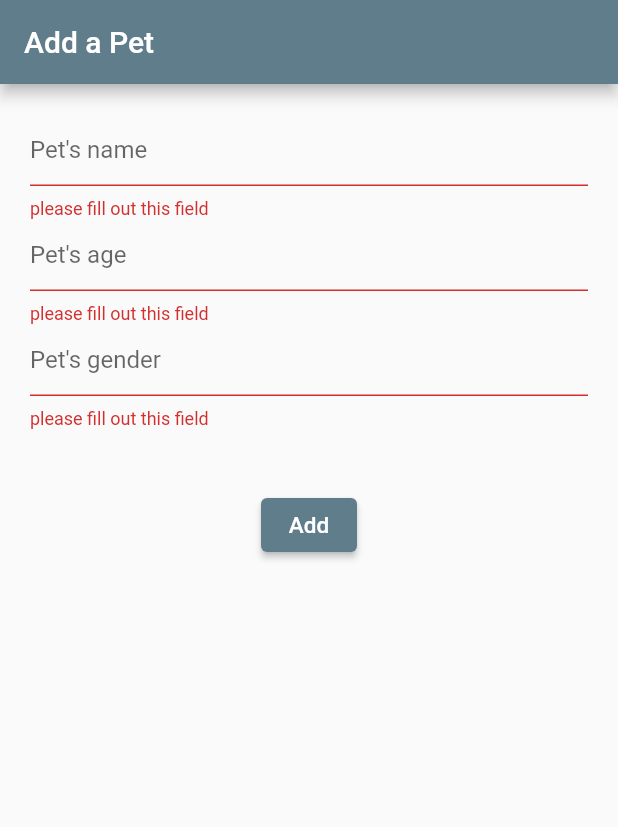
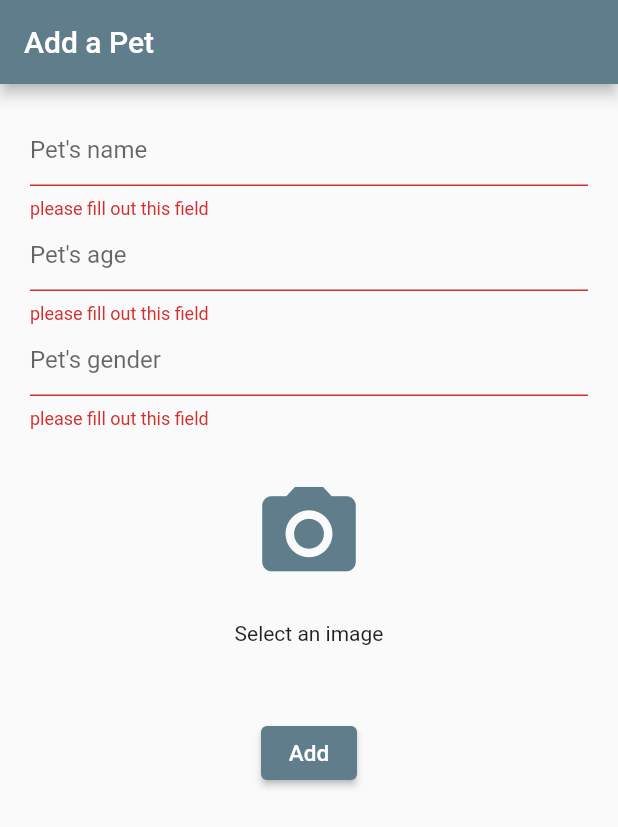
Before and after one commit to Talal-12/my_adopt_app, a Flutter app: the AddPetPage screen opened by its route, after a tap on "Add", on a phone screen of 412 x 824 dp. Shown: the top 827 px of the screen. Run offline on Flutter 3.47's test engine with Material 2 defaults, Android fonts, the phone set to English and light mode, and no system bars; our stand-ins replace dio, go_router, image_picker; network calls fail.

Commit message:
finished Add Page

```diff
--- a/lib/widgets/add_form.dart
+++ b/lib/widgets/add_form.dart
@@ -1,6 +1,12 @@
+import 'dart:io';
+
 import 'package:flutter/material.dart';
 import 'package:flutter/src/widgets/container.dart';
 import 'package:flutter/src/widgets/framework.dart';
+import 'package:go_router/go_router.dart';
+import 'package:image_picker/image_picker.dart';
+import 'package:my_adopt_app/providers/pets_provider.dart';
+import 'package:provider/provider.dart';
 
 class AddPetForm extends StatefulWidget {
   const AddPetForm({super.key});
@@ -13,16 +19,25 @@ String name = "";
 double age = 0;
 String gender = "";
 
+var _image;
+final _picker = ImagePicker();
+
 class AddPetFormState extends State<AddPetForm> {
-  final _formKey = GlobalKey<FormState>();
+  final nameController = TextEditingController();
+  final ageController = TextEditingController();
+  final genderController = TextEditingController();
+
+  final formKey = GlobalKey<FormState>();
+
   @override
   Widget build(BuildContext context) {
     return Form(
-      key: _formKey,
+      key: formKey,
       child: Column(
         crossAxisAlignment: CrossAxisAlignment.start,
         children: <Widget>[
           TextFormField(
+            controller: nameController,
             decoration: const InputDecoration(
               hintText: "Pet's name",
             ),
@@ -38,6 +53,7 @@ class AddPetFormState extends State<AddPetForm> {
             },
           ),
           TextFormField(
+            controller: ageController,
             decoration: const InputDecoration(
               hintText: "Pet's age",
             ),
@@ -54,6 +70,7 @@ class AddPetFormState extends State<AddPetForm> {
             },
           ),
           TextFormField(
+            controller: genderController,
             decoration: const InputDecoration(
               hintText: "Pet's gender",
             ),
@@ -68,13 +85,65 @@ class AddPetFormState extends State<AddPetForm> {
               gender = value!;
             },
           ),
+          Row(
+            mainAxisAlignment: MainAxisAlignment.center,
+            children: [
+              Column(
+                children: [
+                  GestureDetector(
+                    onTap: () async {
+                      final XFile? image =
+                          await _picker.pickImage(source: ImageSource.gallery);
+                      setState(() {
+                        _image = File(image!.path);
+                      });
+                    },
+                    child: Container(
+                      width: 100,
+                      height: 100,
+                      margin: const EdgeInsets.only(top: 20),
+                      // decoration: BoxDecoration(color: Colors.blue[200]),
+                      child: _image != null
+                          ? Image.file(
+                              _image,
+                              width: 200.0,
+                              height: 200.0,
+                              fit: BoxFit.fitHeight,
+                            )
+                          : Container(
+                              // decoration:
+                              //     BoxDecoration(color: Colors.blue[200]),
+                              width: 200,
+                              height: 200,
+                              child: Icon(
+                                Icons.camera_alt,
+                                color: Colors.blueGrey,
+                                size: 75,
+                              ),
+                            ),
+                    ),
+                  ),
+                  const Padding(
+                    padding: EdgeInsets.all(8.0),
+                    child: Text("Select an image"),
+                  )
+                ],
+              ),
+            ],
+          ),
           Padding(
             padding: const EdgeInsets.only(top: 40),
             child: Center(
               child: ElevatedButton(
-                onPressed: () {
-                  if (_formKey.currentState!.validate()) {
-                    _formKey.currentState!.save();
+                onPressed: () async {
+                  if (formKey.currentState!.validate()) {
+                    await context.read<PetsProvider>().addPets(
+                          name: nameController.text,
+                          age: ageController.text,
+                          gender: genderController.text,
+                          image: _image!,
+                        ); // CHECK
+                    context.pop();
                   }
                 },
                 child: const Text(
--- a/pubspec.yaml
+++ b/pubspec.yaml
@@ -39,6 +39,7 @@ dependencies:
   go_router: ^5.2.0
   provider: ^6.0.4
   dio: ^4.0.6
+  image_picker: ^0.8.6
 
 dev_dependencies:
   flutter_test:
```
Also changed, not shown: lib/providers/pets_provider.dart (+24 -1 lines), pubspec.lock, 10 other files.
